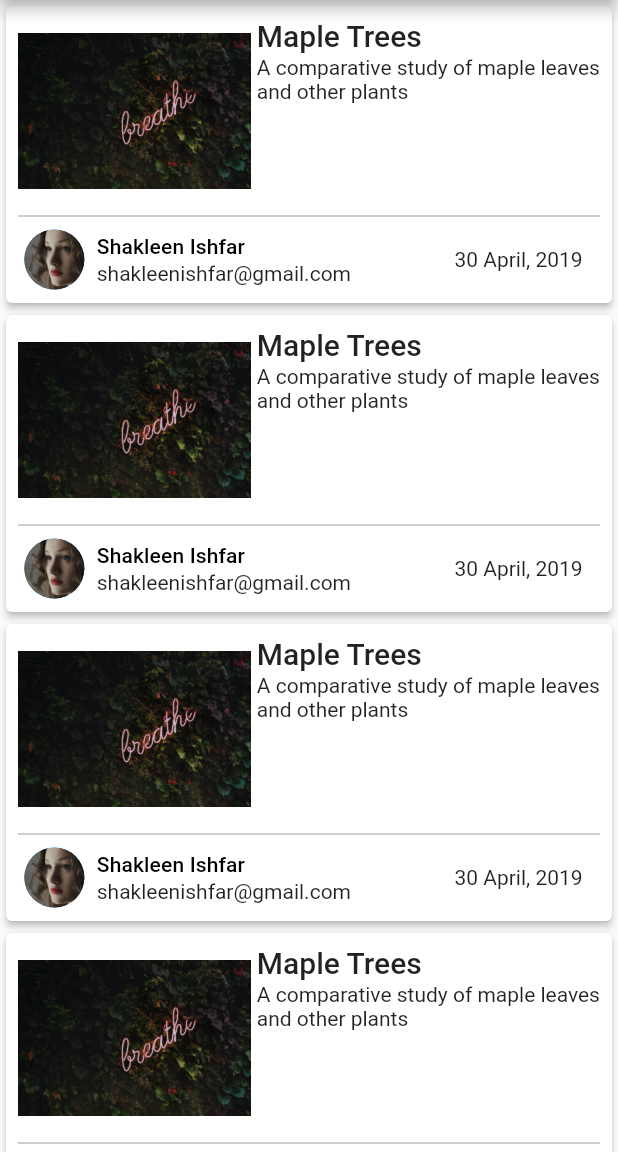
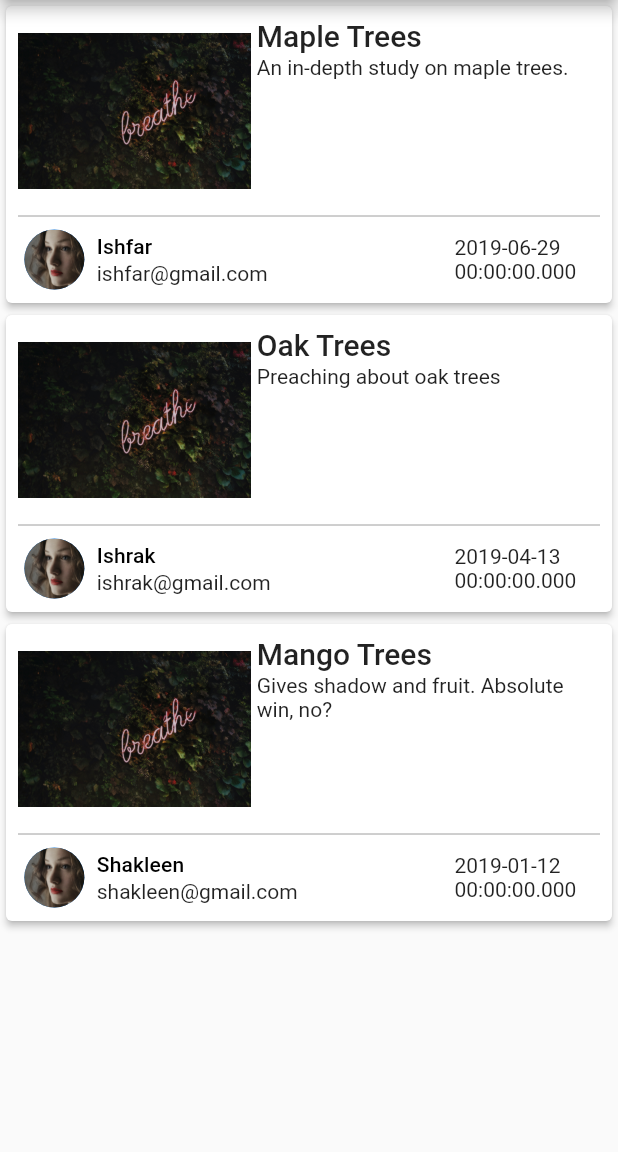
Before and after one commit to dipanshubhanot/catchup, a Flutter app: the screen it shows after launch, on a phone screen of 412 x 824 dp, the part 84-1236 px from its top. Run offline on Flutter 3.47's test engine with Material 2 defaults, Android fonts, the phone set to English and light mode, and no system bars.

Commit message:
made post page &dynamic content input to post list

```diff
--- a/lib/helper/demo_values.dart
+++ b/lib/helper/demo_values.dart
@@ -1,9 +1,70 @@
+import 'package:catchup/model/post_model.dart';
+import 'package:catchup/model/user_model.dart';
+
 class DemoValues {
-  static final String userImage = "assets/images/user.jpg";
-  static final String postImage = "assets/images/post.jpg";
-  static final String userName = "Shakleen Ishfar";
-  static final String userEmail = "shakleenishfar@gmail.com";
-  static final String postTime = "30 April, 2019";
-  static final String postTitle = "Maple Trees";
-  static final String postSummary = "A comparative study of maple leaves and other plants";
+  static final List<UserModel> users = [
+    UserModel(
+      id: "1",
+      name: "Ishfar",
+      email: "ishfar@gmail.com",
+      followers: 123,
+      joined: DateTime(2019, 4, 30),
+      posts: 12,
+      image: "assets/images/user.jpg"
+    ),
+    UserModel(
+      id: "2",
+      name: "Ishrak",
+      email: "ishrak@gmail.com",
+      followers: 456,
+      joined: DateTime(2018, 5, 30),
+      posts: 13,
+      image: "assets/images/user.jpg"
+    ),
+    UserModel(
+      id: "3",
+      name: "Shakleen",
+      email: "shakleen@gmail.com",
+      followers: 789,
+      joined: DateTime(2017, 6, 30),
+      posts: 14,
+      image: "assets/images/user.jpg"
+    ),
+  ];
+
+  static final List<PostModel> posts = [
+    PostModel(
+      id: "1",
+      author: users[0],
+      title: "Maple Trees",
+      summary: "An in-depth study on maple trees.",
+      body: "The study is a lie. I just really really like maple trees.",
+      imageURL: "assets/images/post.jpg",
+      postTime: DateTime(2019, 6, 29),
+      reacts: 123,
+      views: 456,
+    ),
+    PostModel(
+      id: "2",
+      author: users[1],
+      title: "Oak Trees",
+      summary: "Preaching about oak trees",
+      body: "Oak trees are the best. All other trees are sub-par.",
+      imageURL: "assets/images/post.jpg",
+      postTime: DateTime(2019, 4, 13),
+      reacts: 321,
+      views: 654,
+    ),
+    PostModel(
+      id: "3",
+      author: users[2],
+      title: "Mango Trees",
+      summary: "Gives shadow and fruit. Absolute win, no?",
+      body: "I just love mangos. What's better than mangos? The tree that gives mangos.",
+      imageURL: "assets/images/post.jpg",
+      postTime: DateTime(2019, 1, 12),
+      reacts: 213,
+      views: 546,
+    ),
+  ];
 }
--- /dev/null
+++ b/lib/model/post_model.dart
@@ -0,0 +1,26 @@
+import 'package:flutter/material.dart';
+import 'package:catchup/model/user_model.dart';
+
+class PostModel {
+  final String id;
+  final String title;
+  final String summary;
+  final String body;
+  final String imageURL;
+  final DateTime postTime;
+  final int reacts;
+  final int views;
+  final UserModel author;
+
+  const PostModel({
+    @required this.id,
+    @required this.title,
+    @required this.summary,
+    @required this.body,
+    @required this.imageURL,
+    @required this.author,
+    @required this.postTime,
+    @required this.reacts,
+    @required this.views,
+  });
+}
--- /dev/null
+++ b/lib/model/user_model.dart
@@ -0,0 +1,21 @@
+import 'package:flutter/material.dart';
+
+class UserModel {
+  final String id;
+  final String name;
+  final String email;
+  final String image;
+  final int followers;
+  final DateTime joined;
+  final int posts;
+
+  const UserModel({
+    @required this.id,
+    @required this.name,
+    @required this.email,
+    @required this.image,
+    @required this.followers,
+    @required this.joined,
+    @required this.posts,
+  });
+}
--- a/lib/view/pages/home_page.dart
+++ b/lib/view/pages/home_page.dart
@@ -1,6 +1,6 @@
 import 'package:flutter/material.dart';
 import 'package:catchup/view/widgets/post_card.dart';
-
+import 'package:catchup/helper/demo_values.dart';
 class HomePage extends StatelessWidget {
   const HomePage({Key key}) : super(key: key);
 
@@ -11,9 +11,9 @@ class HomePage extends StatelessWidget {
         title: Text("CatchUp"),
       ),
       body: ListView.builder(
-          itemCount: 10,
+          itemCount: DemoValues.posts.length,
           itemBuilder: (BuildContext context, int index) {
-            return PostCard();
+            return PostCard(postData: DemoValues.posts[index],);
           }),
     );
   }
--- /dev/null
+++ b/lib/view/pages/post_page.dart
@@ -0,0 +1,16 @@
+import 'package:flutter/material.dart';
+import 'package:catchup/model/post_model.dart';
+
+class PostPage extends StatelessWidget {
+  final PostModel postData;
+
+  const PostPage({Key key, @required this.postData}) : super(key: key);
+
+  @override
+  Widget build(BuildContext context) {
+    return Scaffold(
+      appBar: AppBar(title: Text("Catchup")),
+      body: Center(child: Text(postData.title)),
+    );
+  }
+}
--- /dev/null
+++ b/lib/view/widgets/inherited_widgets/inherited_post_model.dart
@@ -0,0 +1,23 @@
+import 'package:flutter/material.dart';
+import 'package:catchup/model/post_model.dart';
+
+class InheritedPostModel extends InheritedWidget {
+  final PostModel postData;
+  final Widget child;
+
+  InheritedPostModel({
+    Key key,
+    @required this.postData,
+    this.child,
+  }) : super(key: key, child: child);
+
+  static InheritedPostModel of(BuildContext context) {
+    return (context.inheritFromWidgetOfExactType(InheritedPostModel)
+        as InheritedPostModel);
+  }
+
+  @override
+  bool updateShouldNotify(InheritedPostModel oldWidget) {
+    return true;
+  }
+}
--- a/lib/view/widgets/post_card.dart
+++ b/lib/view/widgets/post_card.dart
@@ -2,12 +2,19 @@ import 'dart:convert';
 import 'package:flutter/material.dart';
 import 'package:catchup/helper/demo_values.dart';
 import 'package:catchup/view/presentation/themes.dart';
+import 'package:catchup/model/post_model.dart';
+import 'package:catchup/view/widgets/inherited_widgets/inherited_post_model.dart';
+import 'package:catchup/view/pages/post_page.dart';
 
 bool _isLandscape(BuildContext context) =>
     MediaQuery.of(context).orientation == Orientation.landscape;
 
 class PostCard extends StatelessWidget {
-  const PostCard({Key key}) : super(key: key);
+  // Data
+  final PostModel postData;
+
+  // Data being taken using the constructor
+  const PostCard({Key key, @required this.postData}) : super(key: key);
 
   @override
   Widget build(BuildContext context) {
@@ -17,7 +24,7 @@ class PostCard extends StatelessWidget {
       onTap: () {
         Navigator.push(context,
             MaterialPageRoute(builder: (BuildContext context) {
-          return PostPage();
+          return PostPage(postData: postData,);
         }));
       },
       child: AspectRatio(
@@ -27,12 +34,15 @@ class PostCard extends StatelessWidget {
           child: Container(
             margin: const EdgeInsets.all(4.0),
             padding: const EdgeInsets.all(4.0),
+            child: InheritedPostModel(
+              postData: postData,
               child: Column(
                 children: <Widget>[
                   _Post(),
                   Divider(color: Colors.grey),
                   _PostDetails(),
                 ],
+              ),
             ),
           ),
         ),
@@ -58,11 +68,12 @@ class _PostTitleAndSummary extends StatelessWidget {
 
   @override
   Widget build(BuildContext context) {
+    final PostModel postData = InheritedPostModel.of(context).postData;
     final TextStyle titleTheme = Theme.of(context).textTheme.title;
     final TextStyle summaryTheme = Theme.of(context).textTheme.body1;
-    final String title = DemoValues.postTitle;
-    final String summary = DemoValues.postSummary;
-    final int flex = isLandscape(context) ? 5 : 3;
+    final String title = postData.title;
+    final String summary = postData.summary;
+    final int flex = _isLandscape(context) ? 5 : 3;
 
     return Expanded(
       flex: flex,
@@ -87,7 +98,7 @@ class _PostImage extends StatelessWidget {
 
   @override
   Widget build(BuildContext context) {
-    return Expanded(flex: 2, child: Image.asset(DemoValues.postImage));
+    return Expanded(flex: 2, child: Image.asset(InheritedPostModel.of(context).postData.imageURL));
   }
 }
 
@@ -122,9 +133,9 @@ class _UserNameAndEmail extends StatelessWidget {
           mainAxisAlignment: MainAxisAlignment.start,
           crossAxisAlignment: CrossAxisAlignment.start,
           children: <Widget>[
-            Text(DemoValues.userName, style: nameTheme),
+            Text(InheritedPostModel.of(context).postData.author.name, style: nameTheme),
             SizedBox(height: 2.0),
-            Text(DemoValues.userEmail, style: emailTheme),
+            Text(InheritedPostModel.of(context).postData.author.email, style: emailTheme),
           ],
         ),
       ),
@@ -140,7 +151,7 @@ class _UserImage extends StatelessWidget {
     return Expanded(
       flex: 1,
       child: CircleAvatar(
-        backgroundImage: AssetImage(DemoValues.userImage),
+        backgroundImage: AssetImage(InheritedPostModel.of(context).postData.author.image),
       ),
     );
   }
@@ -154,7 +165,7 @@ class _PostTimeStamp extends StatelessWidget {
     return Expanded(
       flex: 2,
       child: Text(
-        DemoValues.postTime,
+        InheritedPostModel.of(context).postData.postTime.toString(),
       ),
     );
   }
```
Lines whose indentation alone changed are shown as unchanged.
